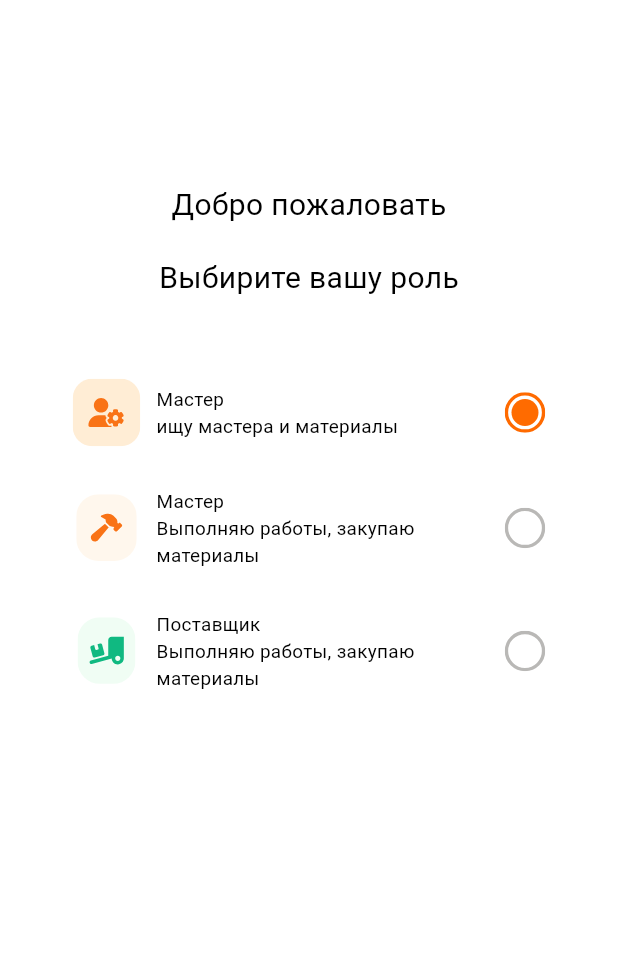
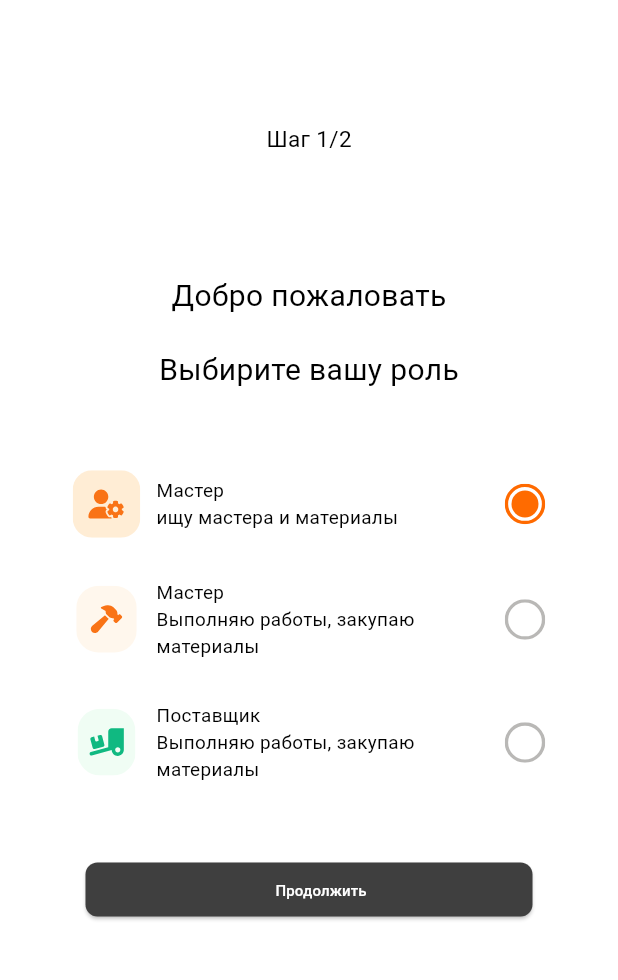
Before and after one commit to PPavell234/flutterproj, a Flutter app: the screen it shows after launch, on a phone screen of 412 x 824 dp, the part 108-1088 px from its top. Run offline on Flutter 3.47's test engine with Material 3 defaults, Android fonts, the phone set to English and light mode, and no system bars; our stand-ins replace flutter_svg.

Commit message:
Стратовая страница

```diff
--- a/lib/BuildSh/startPage.dart
+++ b/lib/BuildSh/startPage.dart
@@ -48,7 +48,12 @@ class _startPageState extends State<startPage> {
 
                child: Column(
                  children: [
-                   const SizedBox(height: 120),
+                   const SizedBox(height: 80),
+                   Text(
+                     'Шаг 1/2',
+                     style: TextStyle(fontSize: 15, color: Colors.black),
+                   ),
+                   const SizedBox(height: 80),
                    Text(
                      'Добро пожаловать',
                      style: TextStyle(fontSize: 20, color: Colors.black),
@@ -179,6 +184,54 @@ class _startPageState extends State<startPage> {
                 ),
               ),
 
+              const SizedBox(height: 50),
+
+
+              // Кнопка с Row внутри
+              SizedBox(
+
+                width: 298,
+                height: 36,
+
+                child: ElevatedButton(
+
+                  onPressed: () {},
+                  style: ElevatedButton.styleFrom(
+                    backgroundColor: const Color(0xFF3F3F3F),
+                    padding: EdgeInsets.zero,
+                    shape: RoundedRectangleBorder(
+                      borderRadius: BorderRadius.circular(8),
+                    ),
+                  ),
+                  child: Row(
+                    crossAxisAlignment: CrossAxisAlignment.center,
+                    children: [
+                      const SizedBox(width: 8),
+
+                      // SVG иконка 1
+
+                      const SizedBox(width: 8),
+
+                      const Expanded(
+                        child: Column(
+                          mainAxisAlignment: MainAxisAlignment.center,
+                          children: [
+
+                            Text(
+                              'Продолжить',
+                              style: TextStyle(fontSize: 10, color: Colors.white),
+                              maxLines: 1,
+                              overflow: TextOverflow.ellipsis,
+                            ),
+
+                          ],
+                        ),
+                      ),
+                    ],
+                  ),
+                ),
+              ),
+
             ],
           ),
 
```
